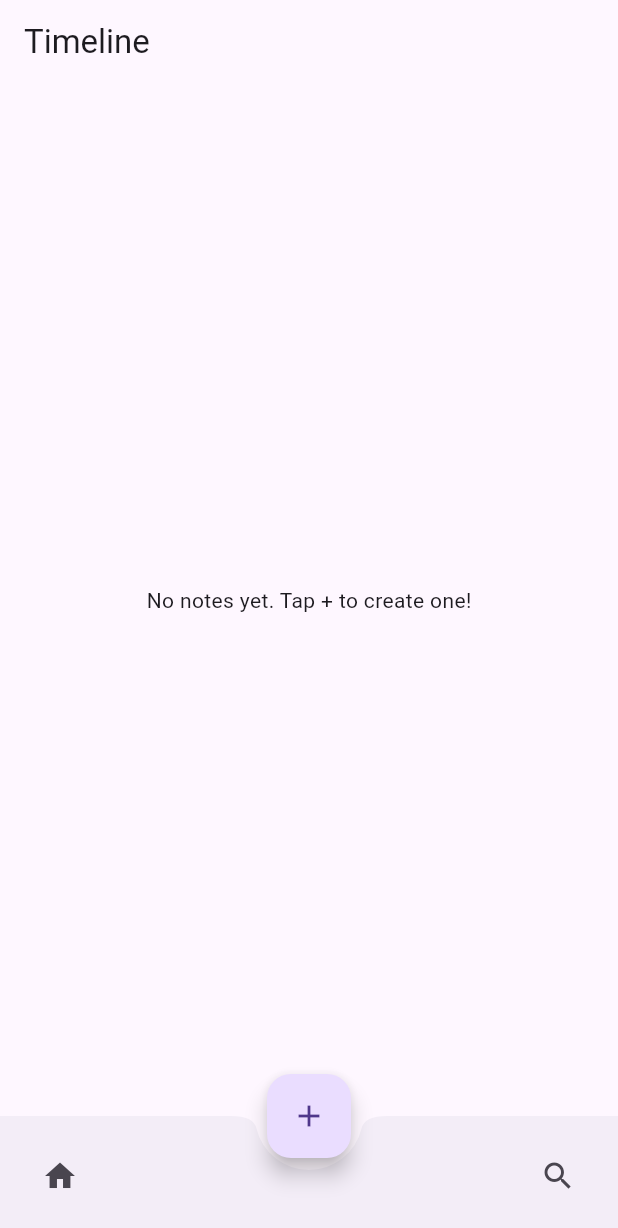
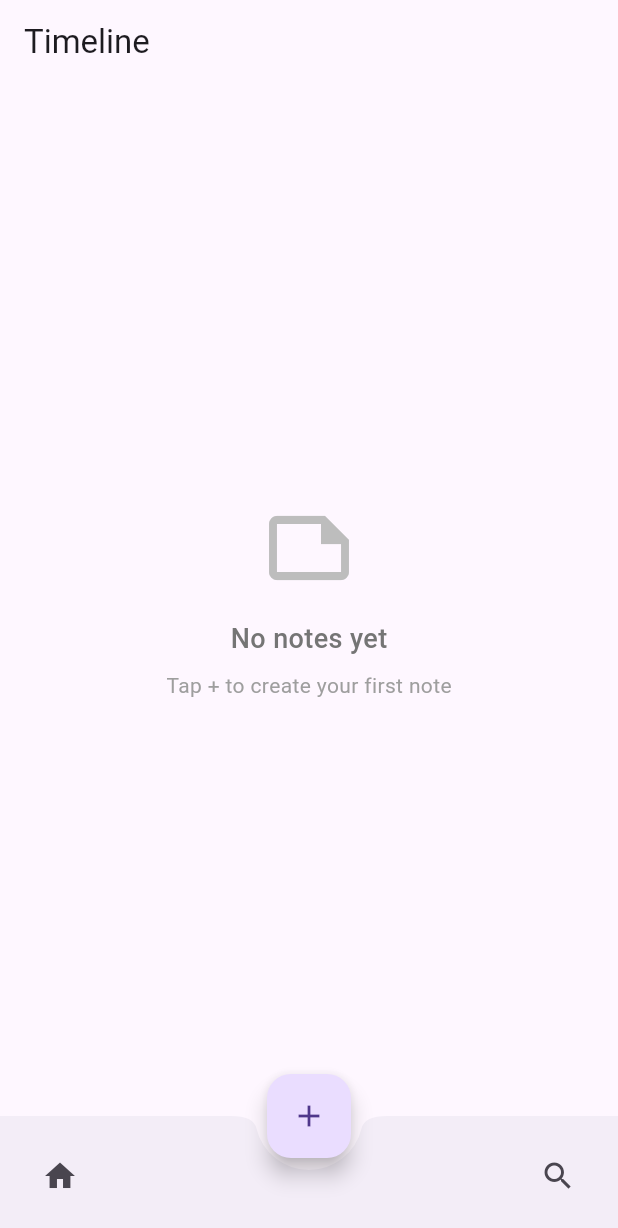
Before and after one commit to xinzhang/flutter_timeline_notebook, a Flutter app: the screen it shows after launch, on a phone screen of 412 x 824 dp. Shown: the top 1228 px of the screen. Run offline on Flutter 3.47's test engine with Material 3 defaults, Android fonts, the light colour scheme and no system bars; our stand-ins replace image_picker, sqflite; accounts and stored records are empty.

Commit message:
fix: improve empty state UI styling and add better background colors

```diff
--- a/lib/screens/timeline_screen.dart
+++ b/lib/screens/timeline_screen.dart
@@ -68,14 +68,45 @@ class _TimelineScreenState extends State<TimelineScreen> {
     return Scaffold(
       appBar: AppBar(
         title: const Text('Timeline'),
+        backgroundColor: Theme.of(context).colorScheme.surface,
       ),
+      backgroundColor: Theme.of(context).colorScheme.surface,
       body: _isLoading
           ? const Center(child: CircularProgressIndicator())
           : _notes.isEmpty
-              ? const Center(child: Text('No notes yet. Tap + to create one!'))
+              ? Center(
+                  child: Column(
+                    mainAxisAlignment: MainAxisAlignment.center,
+                    children: [
+                      Icon(
+                        Icons.note_outlined,
+                        size: 64,
+                        color: Colors.grey.shade400,
+                      ),
+                      const SizedBox(height: 16),
+                      Text(
+                        'No notes yet',
+                        style: TextStyle(
+                          fontSize: 18,
+                          color: Colors.grey.shade600,
+                          fontWeight: FontWeight.w500,
+                        ),
+                      ),
+                      const SizedBox(height: 8),
+                      Text(
+                        'Tap + to create your first note',
+                        style: TextStyle(
+                          fontSize: 14,
+                          color: Colors.grey.shade500,
+                        ),
+                      ),
+                    ],
+                  ),
+                )
               : RefreshIndicator(
                   onRefresh: _loadNotes,
                   child: ListView.builder(
+                    padding: const EdgeInsets.only(bottom: 80),
                     itemCount: _notes.length,
                     itemBuilder: (context, index) {
                       final note = _notes[index];
```
Also changed, not shown: 1 other file.
